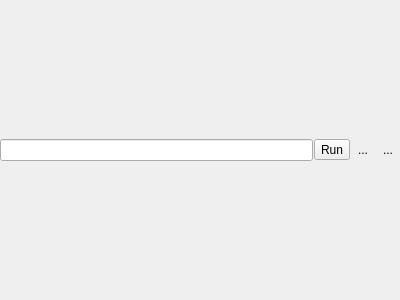
Before: the Qt Designer form Viewer/src/TextFilterWidget.ui in ecmwf/ecflow, drawn with Qt 5.
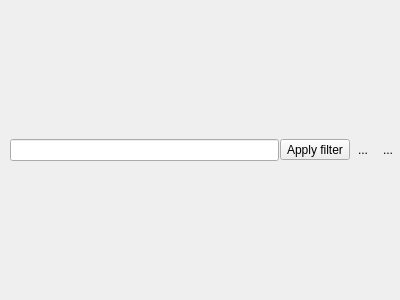
After: the same form once the commit is applied. Icons and pictures are not drawn.

Commit message: ecFlowUI: add regexp based line filter to text viewer in Output panel ECFLOW-1169

```diff
--- a/Viewer/src/TextFilterWidget.ui
+++ b/Viewer/src/TextFilterWidget.ui
@@ -13,7 +13,7 @@
   <property name="windowTitle">
    <string>Form</string>
   </property>
-  <layout class="QHBoxLayout" name="horizontalLayout" stretch="1,0,0,0">
+  <layout class="QHBoxLayout" name="horizontalLayout" stretch="0,0,1,0,0,0">
    <property name="spacing">
     <number>1</number>
    </property>
@@ -29,6 +29,29 @@
    <property name="bottomMargin">
     <number>0</number>
    </property>
+   <item>
+    <widget class="QLabel" name="label">
+     <property name="text">
+      <string/>
+     </property>
+     <property name="pixmap">
+      <pixmap resource="viewer.qrc">:/viewer/filter_decor.svg</pixmap>
+     </property>
+    </widget>
+   </item>
+   <item>
+    <spacer name="horizontalSpacer">
+     <property name="orientation">
+      <enum>Qt::Horizontal</enum>
+     </property>
+     <property name="sizeHint" stdset="0">
+      <size>
+       <width>2</width>
+       <height>20</height>
+      </size>
+     </property>
+    </spacer>
+   </item>
    <item>
     <widget class="QLineEdit" name="le_"/>
    </item>
@@ -38,7 +61,14 @@
       <string>Run filter</string>
      </property>
      <property name="text">
-      <string>Run</string>
+      <string>Apply filter</string>
+     </property>
+     <property name="icon">
+      <iconset resource="viewer.qrc">
+       <normaloff>:/viewer/submit_round.svg</normaloff>:/viewer/submit_round.svg</iconset>
+     </property>
+     <property name="toolButtonStyle">
+      <enum>Qt::ToolButtonTextBesideIcon</enum>
      </property>
     </widget>
    </item>
```
Left out of the diff: 4 changed lines with no effect on the pictures. The commit also changes 11 other files.
